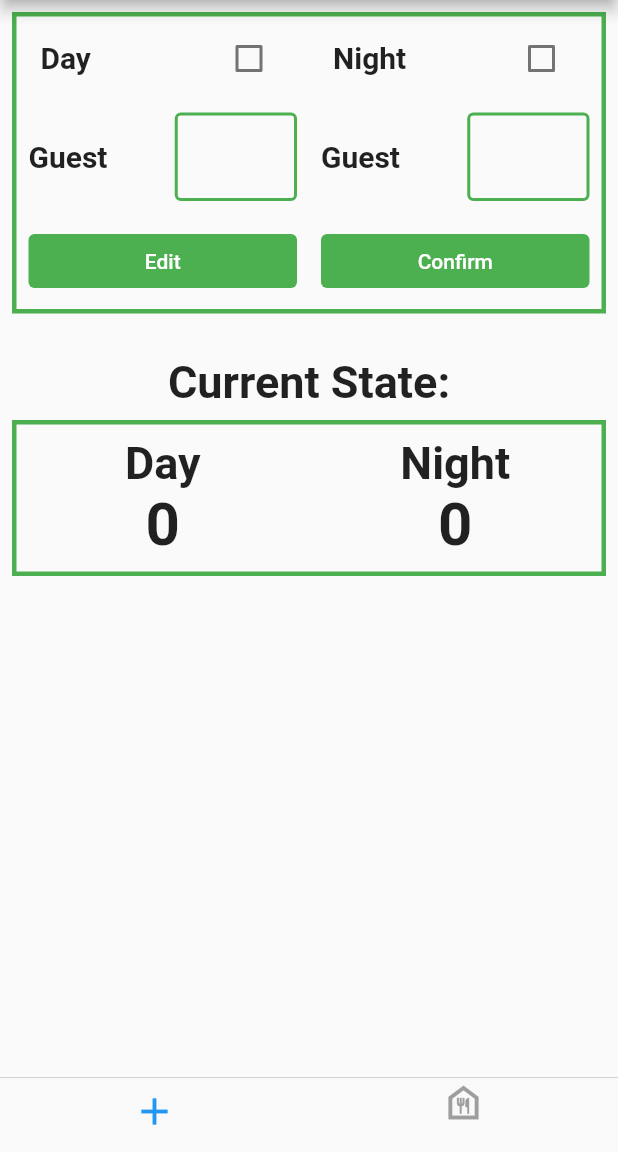
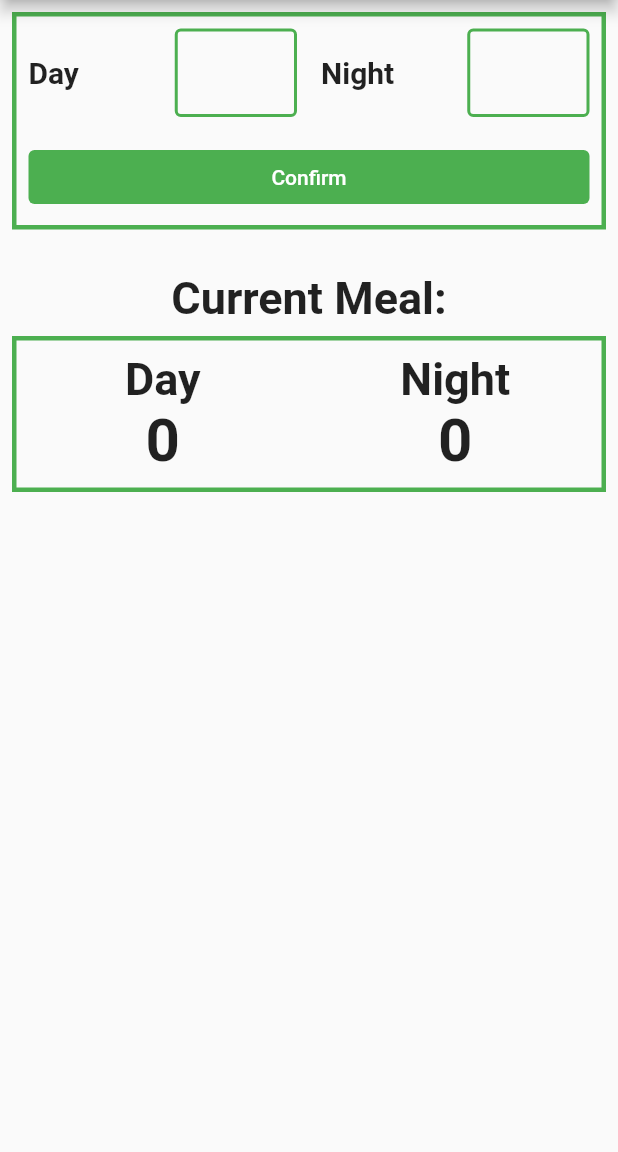
Before and after one commit to mdshadatrahman/mess_app, a Flutter app: the screen it shows once a user with an empty profile is signed in, after a tap on "Confirm", on a phone screen of 412 x 824 dp, the part 84-1236 px from its top. Run offline on Flutter 3.47's test engine with Material 2 defaults, Android fonts, the phone set to English and light mode, and no system bars; drawn by our look-alikes of modal_progress_hud_nsn; our stand-ins replace cloud_firestore, firebase_auth, firebase_core, get, google_fonts; accounts and stored records are empty; network calls fail.

```diff
--- a/lib/Utilities/storage_methods.dart
+++ b/lib/Utilities/storage_methods.dart
@@ -1,41 +1,28 @@
 import 'package:cloud_firestore/cloud_firestore.dart';
 import 'package:firebase_auth/firebase_auth.dart';
 import 'package:flutter/material.dart';
-
-class GetDataFromFirebase extends StatefulWidget {
-  const GetDataFromFirebase({Key? key}) : super(key: key);
-
-  @override
-  _GetDataFromFirebaseState createState() => _GetDataFromFirebaseState();
+StreamBuilder<DocumentSnapshot<Object?>> getMealCount(
+    {required String mealTime}) {
+  final _firestore = FirebaseFirestore.instance;
+  final _auth = FirebaseAuth.instance;
+  return StreamBuilder<DocumentSnapshot>(
+    stream:
+    _firestore.collection('meal').doc(_auth.currentUser!.uid).snapshots(),
+    builder: (context, snapshot) {
+      var testMeal = '';
+      if (snapshot.hasData) {
+        final meal = snapshot.data;
+        testMeal = meal![mealTime];
       }
-
-class _GetDataFromFirebaseState extends State<GetDataFromFirebase> {
-  final Stream<QuerySnapshot> _userStream =
-      FirebaseFirestore.instance.collection('meal').snapshots();
-
-  @override
-  Widget build(BuildContext context) {
-    return StreamBuilder(
-      stream: _userStream,
-      builder: (context, AsyncSnapshot<QuerySnapshot> snapshot){
-        if(snapshot.hasError){
-          return const Text('Something went wrong');
-        }
-        if(snapshot.connectionState == ConnectionState.waiting){
-          return const Text('Loading');
-        }
-        return ListView(
-          children: snapshot.data!.docs.map((DocumentSnapshot document){
-            Map<String, dynamic> data = document.data()! as Map<String, dynamic>;
-            return ListTile(
-              title: Text(data['name']),
-              subtitle: Text(data['guest_day_meal']),
-            );
-          }).toList(),
+      return Text(
+        testMeal.toString(),
+        style: const TextStyle(
+          fontWeight: FontWeight.bold,
+          fontSize: 40,
+        ),
       );
     },
   );
-  }
 }
 
 class Custom_storage {
@@ -71,13 +58,14 @@ class Custom_storage {
     return totalDayMeal;
   }
 
-  Future<void> mealCounter(
-      {required String uid,
+  Future<void> mealCounter({
+    required String uid,
     required String currentUserName,
     required String dayMeal,
     required String nightMeal,
     required String guestDayMeal,
-      required String guestNightMeal}) async {
+    required String guestNightMeal,
+  }) async {
     try {
       await meals.doc(uid).set({
         'name': currentUserName,
@@ -91,3 +79,14 @@ class Custom_storage {
     }
   }
 }
+
+//return ListView(
+//           children: snapshot.data!.docs.map((DocumentSnapshot document) {
+//             Map<String, dynamic> data =
+//                 document.data()! as Map<String, dynamic>;
+//             return ListTile(
+//               title: Text(data['name']),
+//               subtitle: Text(data['guest_day_meal']),
+//             );
+//           }).toList(),
+//         );
--- a/lib/screens/all_meal.dart
+++ b/lib/screens/all_meal.dart
@@ -1,16 +1,40 @@
+import 'package:cloud_firestore/cloud_firestore.dart';
 import 'package:flutter/material.dart';
-import 'package:mess_app/Utilities/storage_methods.dart';
+import '../widgets/all_meal_list.dart';
 
-class AllMeal extends StatefulWidget {
-  const AllMeal({Key? key}) : super(key: key);
+StreamBuilder<QuerySnapshot<Object?>> getAllMealCount() {
+  final _firestore = FirebaseFirestore.instance;
+  return StreamBuilder<QuerySnapshot>(
+    stream: _firestore.collection('meal').snapshots(),
+    builder: (context, snapshot) {
+      if (!snapshot.hasData) {
+        return const Center(
+          child: CircularProgressIndicator(),
+        );
+      }
+      List<AllMealList> allMealSecondPage = [];
 
-  @override
-  _AllMealState createState() => _AllMealState();
+      final meals = snapshot.data!.docs;
+      for (var meal in meals) {
+        final String name = meal['name'];
+        final String dayMeal = meal['day_meal'];
+        final String nightMeal = meal['night_meal'];
+        final allmeallist = AllMealList(
+          name: name,
+          totalDayMeal: dayMeal,
+          totalNightMeal: nightMeal,
+        );
+        allMealSecondPage.add(allmeallist);
+      }
+
+      return ListView(
+        children: allMealSecondPage,
+      );
+
+      // return ListView(
+      //   children: allMealSecondPage,
+      //   shrinkWrap: true,
+      // );
+    },
+  );
 }
-
-class _AllMealState extends State<AllMeal> {
-  @override
-  Widget build(BuildContext context) {
-    return GetDataFromFirebase();
-  }
-}
--- a/lib/screens/home.dart
+++ b/lib/screens/home.dart
@@ -1,4 +1,3 @@
-import 'package:flutter/cupertino.dart';
 import 'package:flutter/material.dart';
 import 'package:get/get.dart';
 import 'package:mess_app/Utilities/auth.dart';
@@ -53,7 +52,7 @@ class _HomeScreenState extends State<HomeScreen> {
           actions: [
             InkWell(
               onTap: () {
-                print('Logged out');
+                // print('Logged out');
               },
               child: InkWell(
                 onTap: () async {
@@ -81,31 +80,31 @@ class _HomeScreenState extends State<HomeScreen> {
         body: PageView(
           controller: pageController,
           onPageChanged: onPageChanged,
-          children: const [
-            MyMeal(),
-            AllMeal(),
+          children: [
+            const MyMeal(),
+            getAllMealCount(),
           ],
         ),
-        bottomNavigationBar: CupertinoTabBar(
-          onTap: navigationTapped,
-          items: [
-            BottomNavigationBarItem(
-              icon: Icon(
-                Icons.add,
-                color: _page == 0 ? Colors.blue : Colors.grey,
-              ),
-              backgroundColor: Colors.green,
-            ),
-            BottomNavigationBarItem(
-              icon: Icon(
-                Icons.food_bank_outlined,
-                color: _page == 1 ? Colors.blue : Colors.grey,
-              ),
-              label: '',
-              backgroundColor: Colors.green,
-            ),
-          ],
-        ),
+        // bottomNavigationBar: CupertinoTabBar(
+        //   onTap: navigationTapped,
+        //   items: [
+        //     BottomNavigationBarItem(
+        //       icon: Icon(
+        //         Icons.add,
+        //         color: _page == 0 ? Colors.blue : Colors.grey,
+        //       ),
+        //       backgroundColor: Colors.green,
+        //     ),
+        //     BottomNavigationBarItem(
+        //       icon: Icon(
+        //         Icons.food_bank_outlined,
+        //         color: _page == 1 ? Colors.blue : Colors.grey,
+        //       ),
+        //       label: '',
+        //       backgroundColor: Colors.green,
+        //     ),
+        //   ],
+        // ),
       ),
     );
   }
--- a/lib/screens/my_meal.dart
+++ b/lib/screens/my_meal.dart
@@ -2,6 +2,8 @@ import 'package:cloud_firestore/cloud_firestore.dart';
 import 'package:firebase_auth/firebase_auth.dart';
 import 'package:flutter/material.dart';
 import 'package:mess_app/Utilities/constants.dart';
+
+import '../Utilities/storage_methods.dart';
 
 class MyMeal extends StatefulWidget {
   const MyMeal({Key? key}) : super(key: key);
@@ -11,13 +13,20 @@ class MyMeal extends StatefulWidget {
 }
 
 class _MyMealState extends State<MyMeal> {
-  // getCurrentDate() {
-  //   return DateFormat('dd-MM-yyyy')
-  //       .format(DateTime.now().add(const Duration(days: 1)));
-  // }
+  final _dayMealController = TextEditingController();
+  final _nightMealController = TextEditingController();
+
+  @override
+  void dispose() {
+    super.dispose();
+    _nightMealController.dispose();
+    _dayMealController.dispose();
+  }
 
   @override
   Widget build(BuildContext context) {
+    final _firestore = FirebaseFirestore.instance;
+    final _auth = FirebaseAuth.instance;
     return Column(
       children: [
         Padding(
@@ -32,22 +41,44 @@ class _MyMealState extends State<MyMeal> {
             child: Column(
               children: [
                 Row(
-                  children: const [
+                  children: [
                     DayNightTile(
+                      controller: _dayMealController,
                       dayTime: 'Day',
                     ),
                     DayNightTile(
+                      controller: _nightMealController,
                       dayTime: 'Night',
                     ),
                   ],
                 ),
                 Row(
-                  children: const [
-                    CustomButton(
-                      buttonText: 'Edit',
-                    ),
+                  children: [
                     CustomButton(
                       buttonText: 'Confirm',
+                      onPressed: () async {
+                        if (_dayMealController.text != '') {
+                          await _firestore
+                              .collection('meal')
+                              .doc(_auth.currentUser!.uid)
+                              .update({
+                            'day_meal': _dayMealController.text,
+                            'night_meal': _nightMealController.text,
+                          });
+                          _dayMealController.clear();
+                          _nightMealController.clear();
+                        } else {
+                          await _firestore
+                              .collection('meal')
+                              .doc(_auth.currentUser!.uid)
+                              .update({
+                            'day_meal': '0',
+                            'night_meal': '0',
+                          });
+                          _dayMealController.clear();
+                          _nightMealController.clear();
+                        }
+                      },
                     ),
                   ],
                 ),
@@ -70,6 +101,9 @@ class CurrentData extends StatefulWidget {
 }
 
 class _CurrentDataState extends State<CurrentData> {
+  final _firestore = FirebaseFirestore.instance;
+  final _auth = FirebaseAuth.instance;
+
   @override
   Widget build(BuildContext context) {
     return Column(
@@ -77,7 +111,7 @@ class _CurrentDataState extends State<CurrentData> {
         Container(
           padding: const EdgeInsets.only(top: 20),
           child: const Text(
-            'Current State:',
+            'Current Meal:',
             style: TextStyle(
               fontWeight: FontWeight.bold,
               fontSize: 30,
@@ -107,14 +141,7 @@ class _CurrentDataState extends State<CurrentData> {
                             fontSize: 30,
                           ),
                         ),
-                        Text(
-                          '0',
-                          //working here .......................................
-                          style: TextStyle(
-                            fontWeight: FontWeight.bold,
-                            fontSize: 40,
-                          ),
-                        ),
+                        getMealCount(mealTime: 'day_meal'),
                       ],
                     ),
                   ),
@@ -123,21 +150,15 @@ class _CurrentDataState extends State<CurrentData> {
                   child: Padding(
                     padding: const EdgeInsets.all(8.0),
                     child: Column(
-                      children: const [
-                        Text(
+                      children: [
+                        const Text(
                           'Night',
                           style: TextStyle(
                             fontWeight: FontWeight.bold,
                             fontSize: 30,
                           ),
                         ),
-                        Text(
-                          '0',
-                          style: TextStyle(
-                            fontWeight: FontWeight.bold,
-                            fontSize: 40,
-                          ),
-                        ),
+                        getMealCount(mealTime: 'night_meal'),
                       ],
                     ),
                   ),
@@ -152,8 +173,13 @@ class _CurrentDataState extends State<CurrentData> {
 }
 
 class CustomButton extends StatelessWidget {
-  const CustomButton({Key? key, required this.buttonText}) : super(key: key);
+  CustomButton({
+    Key? key,
+    required this.buttonText,
+    this.onPressed,
+  }) : super(key: key);
   final String buttonText;
+  VoidCallback? onPressed;
 
   @override
   Widget build(BuildContext context) {
@@ -161,7 +187,7 @@ class CustomButton extends StatelessWidget {
       child: Padding(
         padding: const EdgeInsets.all(8.0),
         child: TextButton(
-          onPressed: () {},
+          onPressed: onPressed,
           child: Text(
             buttonText,
             style: const TextStyle(
@@ -178,36 +204,25 @@ class CustomButton extends StatelessWidget {
 }
 
 class DayNightTile extends StatelessWidget {
-  const DayNightTile({Key? key, required this.dayTime}) : super(key: key);
+  DayNightTile({Key? key, required this.dayTime, required this.controller})
+      : super(key: key);
 
   final String dayTime;
+  TextEditingController controller = TextEditingController();
 
   @override
   Widget build(BuildContext context) {
     return Expanded(
       child: Column(
         children: [
-          ListTile(
-            leading: Text(
-              dayTime,
-              style: const TextStyle(
-                fontWeight: FontWeight.bold,
-                fontSize: 20,
-              ),
-            ),
-            trailing: Checkbox(
-              onChanged: (_) {},
-              value: false,
-            ),
-          ),
           Row(
             children: [
-              const Expanded(
+              Expanded(
                 child: Padding(
-                  padding: EdgeInsets.all(8.0),
+                  padding: const EdgeInsets.all(8.0),
                   child: Text(
-                    'Guest',
-                    style: TextStyle(
+                    dayTime,
+                    style: const TextStyle(
                       fontWeight: FontWeight.bold,
                       fontSize: 20,
                     ),
@@ -218,6 +233,7 @@ class DayNightTile extends StatelessWidget {
                 child: Padding(
                   padding: const EdgeInsets.all(8.0),
                   child: TextField(
+                    controller: controller,
                     keyboardType: TextInputType.number,
                     decoration: InputDecoration(
                       focusedBorder: OutlineInputBorder(
```
Also changed, not shown: lib/widgets/all_meal_list.dart (added, +94 -0 lines). Lines whose indentation alone changed are shown as unchanged.
